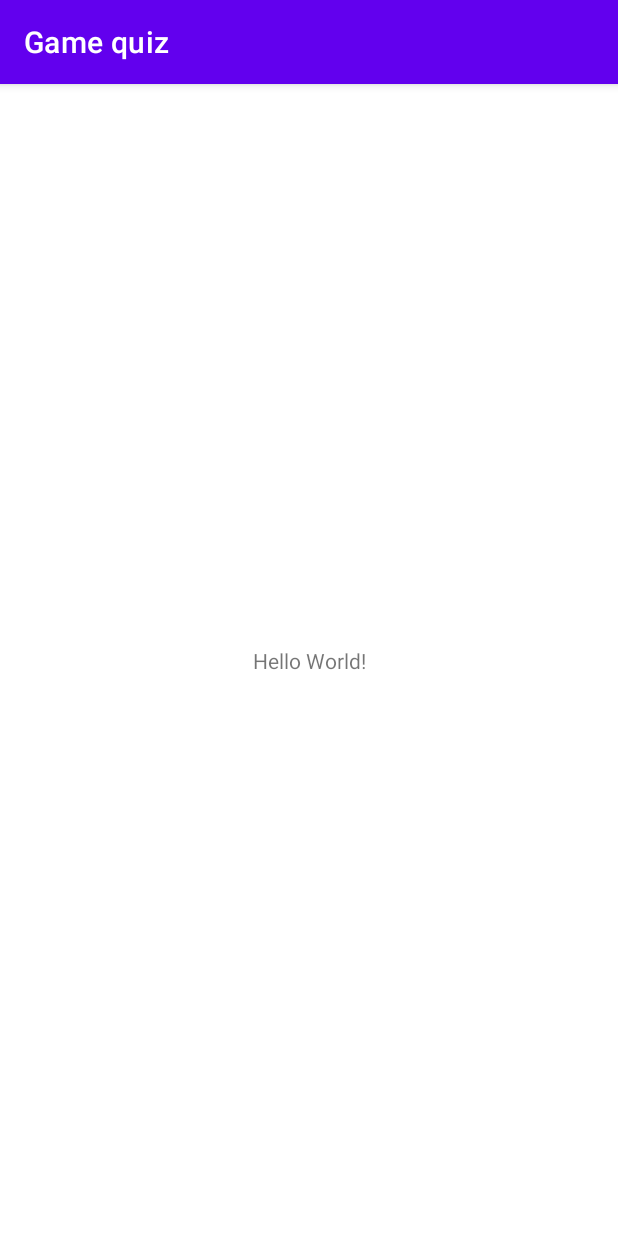
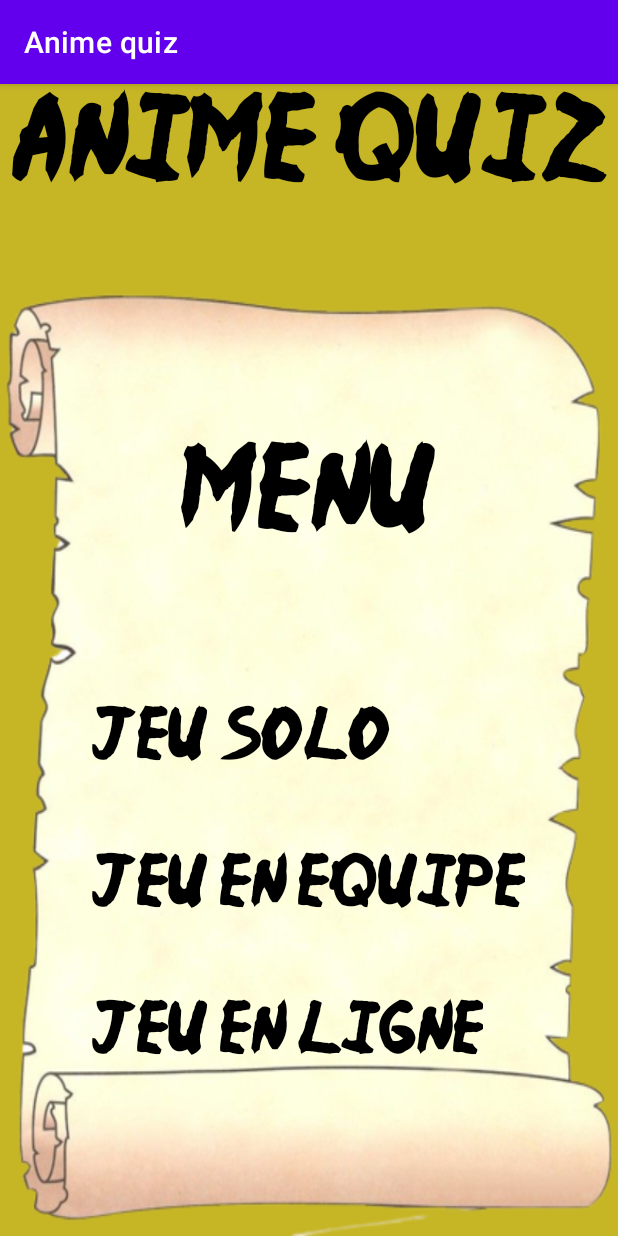
Before and after one commit to DominiqueDaquin/GameQuiz, an Android app: the screen it shows after launch (MainActivity), on a phone screen of 412 x 824 dp. Run offline under Robolectric (Android 15) with nearby library versions, the phone set to English and light mode, and no system bars.

Commit message:
ajout de quelques nouveau fichier. Notamment les layouts et activity des parties jeu solo ,jeu en equipe et jeu en ligne. Egalement l'ajout de l'image parchemin dans le dossier drawable.

```diff
--- a/app/src/main/java/com/example/gamequiz/MainActivity.java
+++ b/app/src/main/java/com/example/gamequiz/MainActivity.java
@@ -1,14 +1,51 @@
+/*
+**  Created by Dakitech on 28/01/23
+ */
 package com.example.gamequiz;
 
 import androidx.appcompat.app.AppCompatActivity;
 
+import android.content.Intent;
 import android.os.Bundle;
+import android.view.View;
+import android.widget.TextView;
 
 public class MainActivity extends AppCompatActivity {
+    private TextView solo;
+    private TextView equipe;
+    private TextView ligne;
 
     @Override
     protected void onCreate(Bundle savedInstanceState) {
         super.onCreate(savedInstanceState);
         setContentView(R.layout.activity_main);
+        this.solo= (TextView) findViewById(R.id.solo);
+        this.equipe= (TextView) findViewById(R.id.equipe);
+        this.ligne= (TextView) findViewById(R.id.ligne);
+
+        solo.setOnClickListener(new View.OnClickListener() {
+            @Override
+            public void onClick(View view) {
+                Intent jeusolo=new Intent(getApplicationContext(),soloActivity.class);
+                startActivity(jeusolo);
+                finish();
+            }
+        });
+        equipe.setOnClickListener(new View.OnClickListener() {
+            @Override
+            public void onClick(View view) {
+                Intent jeuequipe=new Intent(getApplicationContext(),equipeActivity.class);
+                startActivity(jeuequipe);
+                finish();
+            }
+        });
+        ligne.setOnClickListener(new View.OnClickListener() {
+            @Override
+            public void onClick(View view) {
+                Intent jeuligne=new Intent(getApplicationContext(),ligneActivity.class);
+                startActivity(jeuligne);
+                finish();
+            }
+        });
     }
 }
--- a/app/src/main/res/layout/activity_main.xml
+++ b/app/src/main/res/layout/activity_main.xml
@@ -1,18 +1,93 @@
 <?xml version="1.0" encoding="utf-8"?>
-<androidx.constraintlayout.widget.ConstraintLayout xmlns:android="http://schemas.android.com/apk/res/android"
+<RelativeLayout xmlns:android="http://schemas.android.com/apk/res/android"
     xmlns:app="http://schemas.android.com/apk/res-auto"
     xmlns:tools="http://schemas.android.com/tools"
     android:layout_width="match_parent"
     android:layout_height="match_parent"
+    android:background="@color/darkyellow"
+
     tools:context=".MainActivity">
 
     <TextView
-        android:layout_width="wrap_content"
+        android:layout_width="match_parent"
+        android:id="@+id/titre"
         android:layout_height="wrap_content"
-        android:text="Hello World!"
-        app:layout_constraintBottom_toBottomOf="parent"
-        app:layout_constraintEnd_toEndOf="parent"
-        app:layout_constraintStart_toStartOf="parent"
-        app:layout_constraintTop_toTopOf="parent" />
+        android:text="@string/app_name"
+        android:gravity="center"
+        android:fontFamily="@font/njnaruto"
+        android:textSize="100px"
+        android:textColor="@color/black"
+        android:layout_alignParentTop="true"
+/>
 
-</androidx.constraintlayout.widget.ConstraintLayout>
+    <RelativeLayout
+        android:id="@+id/menu"
+        android:layout_width="match_parent"
+        android:layout_height="match_parent"
+        android:layout_below="@+id/titre"
+        android:layout_centerVertical="true"
+        android:layout_marginTop="53dp"
+        android:background="@drawable/parchemin">
+
+        <TextView
+            android:id="@+id/titremenu"
+            android:layout_width="match_parent"
+            android:layout_height="wrap_content"
+            android:layout_alignParentTop="true"
+            android:fontFamily="@font/njnaruto"
+            android:gravity="center"
+            android:layout_marginTop="150px"
+            android:text="@string/titre_menu"
+            android:textColor="@color/black"
+
+            android:textSize="100px" />
+
+        <RelativeLayout
+            android:id="@+id/itemMenu"
+            android:layout_width="match_parent"
+            android:layout_height="match_parent"
+            android:layout_below="@+id/titremenu"
+            android:layout_marginTop="35dp"
+
+            android:gravity="center">
+
+            <TextView
+                android:id="@+id/solo"
+                android:layout_width="wrap_content"
+                android:layout_height="wrap_content"
+                android:layout_marginBottom="50dp"
+                android:fontFamily="@font/njnaruto"
+                android:text="@string/solo"
+                android:textColor="@color/black"
+
+                android:textSize="60px" />
+
+            <TextView
+                android:id="@+id/equipe"
+                android:layout_width="wrap_content"
+                android:layout_height="wrap_content"
+                android:layout_below="@+id/solo"
+                android:fontFamily="@font/njnaruto"
+                android:text="@string/equipe"
+                android:layout_marginBottom="50dp"
+                android:textColor="@color/black"
+
+                android:textSize="60px" />
+
+            <TextView
+                android:id="@+id/ligne"
+                android:layout_width="wrap_content"
+                android:layout_height="wrap_content"
+                android:layout_below="@+id/equipe"
+                android:fontFamily="@font/njnaruto"
+                android:text="@string/enLigne"
+                android:textColor="@color/black"
+
+                android:textSize="60px"
+                android:layout_marginBottom="50dp"
+
+                />
+        </RelativeLayout>
+
+    </RelativeLayout>
+</RelativeLayout>
--- a/app/src/main/res/values/colors.xml
+++ b/app/src/main/res/values/colors.xml
@@ -6,5 +6,7 @@
     <color name="teal_200">#FF03DAC5</color>
     <color name="teal_700">#FF018786</color>
     <color name="black">#FF000000</color>
-    <color name="white">#FFFFFFFF</color>
+    <color name="darkyellow">#C6B626</color>
+    <color name="white">#FFFFFF</color>
+    <color name="gold">#FFC107</color>
 </resources>
--- a/app/src/main/res/values/strings.xml
+++ b/app/src/main/res/values/strings.xml
@@ -1,3 +1,9 @@
 <resources>
-    <string name="app_name">Game quiz</string>
+    <string name="app_name">Anime quiz</string>
+    <string name="titre_menu">Menu</string>
+    <string name="solo">jeu solo</string>
+    <string name="equipe">jeu en equipe</string>
+    <string name="enLigne">jeu en ligne</string>
+
+
 </resources>
```
Also changed, not shown: app/src/main/AndroidManifest.xml (+21 -0 lines), app/src/main/java/com/example/gamequiz/equipeActivity.java (added, +14 -0 lines), app/src/main/java/com/example/gamequiz/ligneActivity.java (added, +14 -0 lines), app/src/main/java/com/example/gamequiz/soloActivity.java (added, +14 -0 lines), app/src/main/res/layout/activity_equipe.xml (added, +18 -0 lines), app/src/main/res/layout/activity_ligne.xml (added, +18 -0 lines), app/src/main/res/layout/activity_solo.xml (added, +18 -0 lines), app/src/main/res/drawable-v24/parchemin.png (added), app/src/main/res/font/njnaruto.ttf (added).
